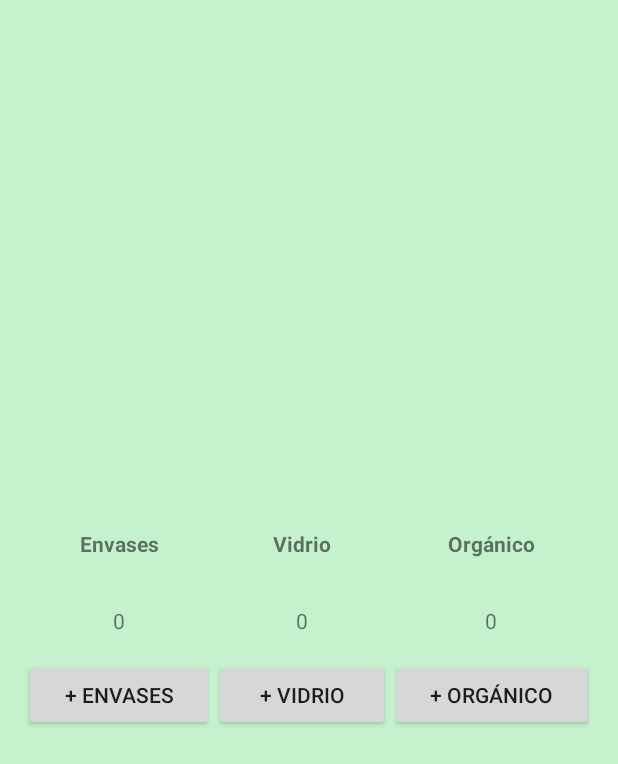
After one commit to paatriksirbu/ReciclajeEventos, an Android app built with Jetpack Compose: the layout activity_estadisticas.xml on its own in the app's theme, with its tools: preview values and no code run, on a phone screen of 412 x 824 dp. The commit adds this screen. Shown: the top 764 px of the screen. Run offline under Robolectric (Android 15) with nearby library versions, the phone set to English and light mode, and no system bars.

Commit message:
xml EstadisticasActivity.kt

```diff
--- a/app/src/main/AndroidManifest.xml
+++ b/app/src/main/AndroidManifest.xml
@@ -27,6 +27,14 @@
             </intent-filter>
 
         </activity>
+
+        <!-- Nueva actividad para Estadísticas -->
+        <activity
+            android:name=".EstadisticasActivity"
+            android:exported="true"
+            android:label="Estadísticas de Reciclaje"
+            android:theme="@style/Theme.ReciclajeEventos" />
+
     </application>
 
 </manifest>
--- /dev/null
+++ b/app/src/main/java/com/example/reciclajeeventos/EstadisticasActivity.kt
@@ -0,0 +1,48 @@
+package com.example.reciclajeeventos
+
+
+import android.os.Bundle
+import android.widget.Button
+import android.widget.TextView
+import androidx.appcompat.app.AppCompatActivity
+
+class EstadisticasActivity : AppCompatActivity() {
+
+    // Variables para llevar la cuenta de los reciclajes
+    private var envasesCount = 0
+    private var vidrioCount = 0
+    private var organicoCount = 0
+
+    override fun onCreate(savedInstanceState: Bundle?) {
+        super.onCreate(savedInstanceState)
+        setContentView(R.layout.activity_estadisticas)
+
+        // Referencias a los TextViews
+        val envasesTextView = findViewById<TextView>(R.id.envases_count)
+        val vidrioTextView = findViewById<TextView>(R.id.vidrio_count)
+        val organicoTextView = findViewById<TextView>(R.id.organico_count)
+
+        // Referencias a los botones
+        val botonEnvases = findViewById<Button>(R.id.boton_envases)
+        val botonVidrio = findViewById<Button>(R.id.boton_vidrio)
+        val botonOrganico = findViewById<Button>(R.id.boton_organico)
+
+        // Lógica para incrementar envases
+        botonEnvases.setOnClickListener {
+            envasesCount++
+            envasesTextView.text = envasesCount.toString()
+        }
+
+        // Lógica para incrementar vidrio
+        botonVidrio.setOnClickListener {
+            vidrioCount++
+            vidrioTextView.text = vidrioCount.toString()
+        }
+
+        // Lógica para incrementar orgánico
+        botonOrganico.setOnClickListener {
+            organicoCount++
+            organicoTextView.text = organicoCount.toString()
+        }
+    }
+}
--- a/app/src/main/res/layout/activity_calendar.xml
+++ b/app/src/main/res/layout/activity_calendar.xml
@@ -10,4 +10,6 @@
         android:layout_height="0dp"
         android:layout_weight="1" />
 
+
+
 </LinearLayout>
--- /dev/null
+++ b/app/src/main/res/layout/activity_estadisticas.xml
@@ -0,0 +1,94 @@
+<?xml version="1.0" encoding="utf-8"?>
+<LinearLayout xmlns:android="http://schemas.android.com/apk/res/android"
+    android:layout_width="match_parent"
+    android:layout_height="match_parent"
+    android:orientation="vertical"
+    android:gravity="center"
+    android:padding="16dp"
+    android:background="@color/verde_claro">
+
+    <!-- TableLayout centrado -->
+    <TableLayout
+        android:layout_width="wrap_content"
+        android:layout_height="wrap_content"
+        android:stretchColumns="0,1,2">
+
+        <!-- Primera fila con las categorías de reciclaje -->
+        <TableRow>
+
+            <TextView
+                android:layout_width="wrap_content"
+                android:layout_height="wrap_content"
+                android:gravity="center"
+                android:padding="16dp"
+                android:text="Envases"
+                android:textStyle="bold" />
+
+            <TextView
+                android:layout_width="wrap_content"
+                android:layout_height="wrap_content"
+                android:gravity="center"
+                android:padding="16dp"
+                android:text="Vidrio"
+                android:textStyle="bold" />
+
+            <TextView
+                android:layout_width="wrap_content"
+                android:layout_height="wrap_content"
+                android:gravity="center"
+                android:text="Orgánico"
+                android:textStyle="bold"
+                android:padding="16dp" />
+        </TableRow>
+
+        <!-- Segunda fila con los valores de reciclaje -->
+        <TableRow>
+            <TextView
+                android:id="@+id/envases_count"
+                android:layout_width="wrap_content"
+                android:layout_height="wrap_content"
+                android:gravity="center"
+                android:text="0"
+                android:padding="16dp" />
+
+            <TextView
+                android:id="@+id/vidrio_count"
+                android:layout_width="wrap_content"
+                android:layout_height="wrap_content"
+                android:gravity="center"
+                android:text="0"
+                android:padding="16dp" />
+
+            <TextView
+                android:id="@+id/organico_count"
+                android:layout_width="wrap_content"
+                android:layout_height="wrap_content"
+                android:gravity="center"
+                android:padding="16dp"
+                android:text="0" />
+        </TableRow>
+
+        <!-- Tercera fila con botones para incrementar los valores -->
+        <TableRow>
+            <Button
+                android:id="@+id/boton_envases"
+                android:layout_width="wrap_content"
+                android:layout_height="wrap_content"
+                android:text="+ Envases" />
+
+            <Button
+                android:id="@+id/boton_vidrio"
+                android:layout_width="wrap_content"
+                android:layout_height="wrap_content"
+                android:text="+ Vidrio" />
+
+            <Button
+                android:id="@+id/boton_organico"
+                android:layout_width="wrap_content"
+                android:layout_height="wrap_content"
+                android:text="+ Orgánico" />
+        </TableRow>
+
+    </TableLayout>
+
+</LinearLayout>
--- a/app/src/main/res/layout/activity_main.xml
+++ b/app/src/main/res/layout/activity_main.xml
@@ -27,14 +27,10 @@
         android:layout_width="300dp"
         android:layout_height="100dp"
         android:layout_gravity="center"
-        android:layout_marginBottom="400dp"
+        android:layout_marginBottom="300dp"
         android:text="Cuidemos el planeta, recicla hoy."
         android:textAlignment="center"
-        android:textStyle="bold|italic"
-
-
-        ></TextView>
-
+        android:textStyle="bold|italic"></TextView>
 
 
 
```
